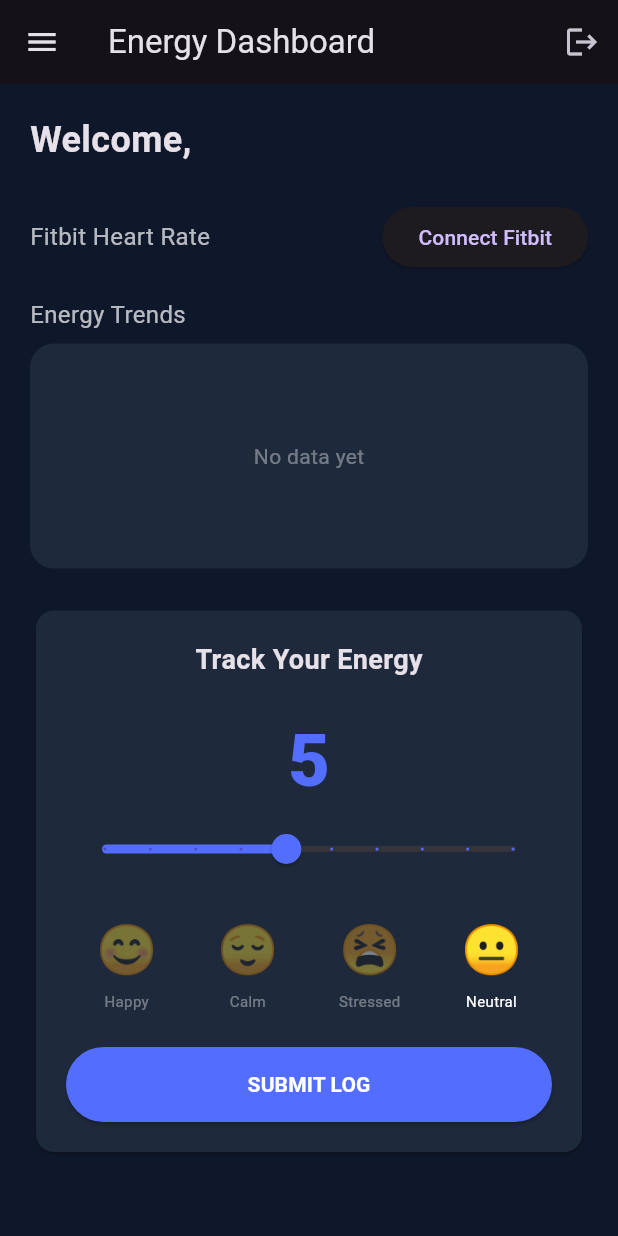
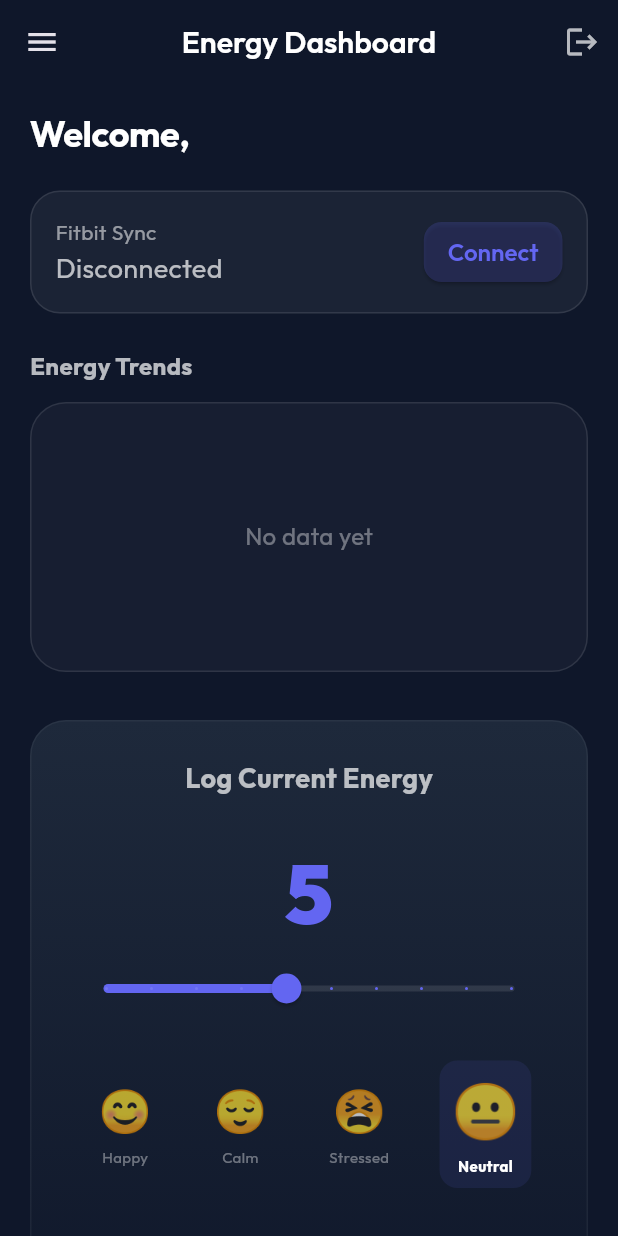
Before and after one commit to Gautham460/app, a Flutter app: the DashboardScreen screen opened directly, on a phone screen of 412 x 824 dp. Run offline on Flutter 3.47's test engine with Material 3 defaults, Android fonts, the phone set to English and light mode, and no system bars; our stand-ins replace fl_chart, google_fonts, shared_preferences, socket_io_client; accounts and stored records are empty; network calls fail.

Commit message:
Complete Premium UI Overhaul: Glassmorphism, Gradients, and Unified Theme

```diff
--- a/flutter_application_1/lib/screens/dashboard_screen.dart
+++ b/flutter_application_1/lib/screens/dashboard_screen.dart
@@ -13,6 +13,7 @@ import 'social_report_screen.dart';
 import 'admin_dashboard_screen.dart';
 import '../providers/fitbit_provider.dart';
 import 'package:url_launcher/url_launcher.dart';
+import '../theme/app_theme.dart';
 
 class DashboardScreen extends StatefulWidget {
   const DashboardScreen({super.key});
@@ -64,45 +65,56 @@ class _DashboardScreenState extends State<DashboardScreen> {
     final auth = Provider.of<AuthProvider>(context, listen: false);
 
     return Scaffold(
+      backgroundColor: AppTheme.background,
       appBar: AppBar(
-        title: Text(_titles[_selectedIndex]),
+        title: Text(_titles[_selectedIndex], style: AppTheme.darkTheme.textTheme.titleLarge),
+        backgroundColor: AppTheme.background.withOpacity(0.8),
+        elevation: 0,
+        centerTitle: true,
         actions: [
           if (_selectedIndex == 0) // Only show logout on dashboard
             IconButton(
-              icon: const Icon(Icons.logout),
+              icon: const Icon(Icons.logout, color: Colors.white70),
               onPressed: () => auth.logout(),
             )
         ],
       ),
       drawer: Drawer(
-        backgroundColor: const Color(0xFF1E293B),
+        backgroundColor: AppTheme.surface,
         child: ListView(
           padding: EdgeInsets.zero,
           children: [
             DrawerHeader(
               decoration: const BoxDecoration(
-                color: Colors.indigoAccent,
+                gradient: AppTheme.primaryGradient,
               ),
               child: Column(
                 crossAxisAlignment: CrossAxisAlignment.start,
                 mainAxisAlignment: MainAxisAlignment.end,
                 children: [
-                  const Icon(Icons.energy_savings_leaf, color: Colors.white, size: 48),
+                  Container(
+                    padding: const EdgeInsets.all(8),
+                    decoration: BoxDecoration(
+                      color: Colors.white.withOpacity(0.2),
+                      shape: BoxShape.circle,
+                    ),
+                    child: const Icon(Icons.bolt, color: Colors.white, size: 32),
+                  ),
                   const SizedBox(height: 12),
-                  Text('Emotional Energy OS', style: const TextStyle(color: Colors.white, fontSize: 18, fontWeight: FontWeight.bold)),
+                  const Text('Emotional Energy OS', style: TextStyle(color: Colors.white, fontSize: 18, fontWeight: FontWeight.bold)),
                   Text(auth.user?.name ?? 'User', style: const TextStyle(color: Colors.white70, fontSize: 14)),
                 ],
               ),
             ),
-            _buildDrawerItem(Icons.dashboard, 0),
-            _buildDrawerItem(Icons.chat_bubble, 1),
-            _buildDrawerItem(Icons.check_circle_outline, 2),
-            _buildDrawerItem(Icons.bubble_chart, 3),
-            _buildDrawerItem(Icons.show_chart, 4),
-            _buildDrawerItem(Icons.self_improvement, 5),
-            _buildDrawerItem(Icons.people_outline, 6),
-            _buildDrawerItem(Icons.share, 7),
-            _buildDrawerItem(Icons.admin_panel_settings, 8),
+            _buildDrawerItem(Icons.dashboard_rounded, 0),
+            _buildDrawerItem(Icons.chat_bubble_rounded, 1),
+            _buildDrawerItem(Icons.check_circle_rounded, 2),
+            _buildDrawerItem(Icons.bubble_chart_rounded, 3),
+            _buildDrawerItem(Icons.show_chart_rounded, 4),
+            _buildDrawerItem(Icons.self_improvement_rounded, 5),
+            _buildDrawerItem(Icons.people_alt_rounded, 6),
+            _buildDrawerItem(Icons.share_rounded, 7),
+            _buildDrawerItem(Icons.admin_panel_settings_rounded, 8),
           ],
         ),
       ),
@@ -111,9 +123,18 @@ class _DashboardScreenState extends State<DashboardScreen> {
   }
 
   Widget _buildDrawerItem(IconData icon, int index) {
+    bool isSelected = _selectedIndex == index;
     return ListTile(
-      leading: Icon(icon, color: _selectedIndex == index ? Colors.indigoAccent : Colors.white70),
-      title: Text(_titles[index], style: TextStyle(color: _selectedIndex == index ? Colors.white : Colors.white70)),
+      leading: Icon(icon, color: isSelected ? AppTheme.primary : Colors.white60),
+      title: Text(
+        _titles[index],
+        style: TextStyle(
+          color: isSelected ? Colors.white : Colors.white60,
+          fontWeight: isSelected ? FontWeight.bold : FontWeight.normal,
+        ),
+      ),
+      selected: isSelected,
+      selectedTileColor: AppTheme.primary.withOpacity(0.1),
       onTap: () {
         setState(() => _selectedIndex = index);
         Navigator.pop(context); // Close drawer
@@ -186,17 +207,28 @@ class _MainDashboardState extends State<_MainDashboard> {
         children: [
           Text(
             'Welcome, ${auth.user?.name ?? "User"}',
-              style: const TextStyle(fontSize: 24, fontWeight: FontWeight.bold),
+            style: Theme.of(context).textTheme.displayLarge?.copyWith(fontSize: 24),
           ),
           const SizedBox(height: 24),
 
           // Fitbit Live Sync
-            Row(
+          Container(
+            padding: const EdgeInsets.all(16),
+            decoration: AppTheme.glassDecoration(opacity: 0.05, radius: 20),
+            child: Row(
               mainAxisAlignment: MainAxisAlignment.spaceBetween,
               children: [
-                const Text('Fitbit Heart Rate', style: TextStyle(fontSize: 16, color: Colors.white70)),
+                Column(
+                  crossAxisAlignment: CrossAxisAlignment.start,
+                  children: [
+                    const Text('Fitbit Sync', style: TextStyle(fontSize: 14, color: Colors.white54)),
                     if (fitbit.currentBpm > 0)
-                  Text('${fitbit.currentBpm} BPM', style: const TextStyle(fontSize: 18, fontWeight: FontWeight.bold, color: Colors.redAccent)),
+                      Text('${fitbit.currentBpm} BPM',
+                          style: const TextStyle(fontSize: 20, fontWeight: FontWeight.bold, color: Colors.redAccent))
+                    else
+                      const Text('Disconnected', style: TextStyle(fontSize: 18, color: Colors.white70)),
+                  ],
+                ),
                 if (fitbit.currentBpm == 0)
                   ElevatedButton(
                     onPressed: () async {
@@ -211,74 +243,102 @@ class _MainDashboardState extends State<_MainDashboard> {
                         }
                       }
                     },
-                    child: const Text('Connect Fitbit'),
+                    style: ElevatedButton.styleFrom(
+                      padding: const EdgeInsets.symmetric(horizontal: 16, vertical: 8),
+                      backgroundColor: AppTheme.primary.withOpacity(0.2),
+                    ),
+                    child: const Text('Connect', style: TextStyle(color: AppTheme.primary)),
                   )
+                else
+                  const Icon(Icons.favorite, color: Colors.redAccent, size: 28),
               ],
             ),
-            const SizedBox(height: 16),
-
-            // Energy Chart
-            const Text('Energy Trends', style: TextStyle(fontSize: 16, color: Colors.white70)),
-            const SizedBox(height: 8),
-            Container(
-              height: 150,
-              padding: const EdgeInsets.all(12),
-              decoration: BoxDecoration(
-                color: const Color(0xFF1E293B),
-                borderRadius: BorderRadius.circular(16),
-              ),
-              child: EnergyChart(logs: _logs),
           ),
           const SizedBox(height: 24),
 
+          // Energy Chart
+          const Text('Energy Trends', style: TextStyle(fontSize: 16, fontWeight: FontWeight.bold)),
+          const SizedBox(height: 12),
+          Container(
+            height: 180,
+            padding: const EdgeInsets.all(16),
+            decoration: AppTheme.glassDecoration(opacity: 0.03, radius: 24),
+            child: EnergyChart(logs: _logs),
+          ),
+          const SizedBox(height: 32),
+
           // Energy Slider Card
-            Card(
-              color: const Color(0xFF1E293B),
-              child: Padding(
-                padding: const EdgeInsets.all(20),
+          Container(
+            padding: const EdgeInsets.all(24),
+            decoration: BoxDecoration(
+              gradient: AppTheme.darkGradient,
+              borderRadius: BorderRadius.circular(24),
+              border: Border.all(color: Colors.white.withOpacity(0.05)),
+            ),
             child: Column(
               children: [
-                    const Text('Track Your Energy', style: TextStyle(fontSize: 18, fontWeight: FontWeight.w600)),
-                    const SizedBox(height: 20),
-                    Text('${_currentLevel.round()}', style: const TextStyle(fontSize: 48, fontWeight: FontWeight.w900, color: Colors.indigoAccent)),
+                const Text('Log Current Energy', style: TextStyle(fontSize: 18, fontWeight: FontWeight.bold)),
+                const SizedBox(height: 24),
+                Text('${_currentLevel.round()}',
+                    style: const TextStyle(fontSize: 56, fontWeight: FontWeight.w900, color: AppTheme.primary)),
                 Slider(
                   value: _currentLevel,
                   min: 1,
                   max: 10,
                   divisions: 9,
-                      activeColor: Colors.indigoAccent,
+                  activeColor: AppTheme.primary,
+                  inactiveColor: Colors.white10,
                   onChanged: (val) => setState(() => _currentLevel = val),
                 ),
-                    const SizedBox(height: 20),
+                const SizedBox(height: 24),
                 Row(
                   mainAxisAlignment: MainAxisAlignment.spaceAround,
                   children: _emojis.entries.map((e) {
+                    bool isSelected = _selectedEmoji == e.key;
                     return GestureDetector(
                       onTap: () => setState(() => _selectedEmoji = e.key),
+                      child: AnimatedContainer(
+                        duration: const Duration(milliseconds: 200),
+                        padding: const EdgeInsets.all(8),
+                        decoration: BoxDecoration(
+                          color: isSelected ? AppTheme.primary.withOpacity(0.1) : Colors.transparent,
+                          borderRadius: BorderRadius.circular(12),
+                        ),
                         child: Column(
                           children: [
-                              Opacity(
-                                opacity: _selectedEmoji == e.key ? 1.0 : 0.4,
-                                child: Text(e.value, style: const TextStyle(fontSize: 32)),
+                            Text(e.value, style: TextStyle(fontSize: isSelected ? 36 : 28)),
+                            const SizedBox(height: 4),
+                            Text(e.key,
+                                style: TextStyle(
+                                    fontSize: 10,
+                                    color: isSelected ? Colors.white : Colors.white38,
+                                    fontWeight: isSelected ? FontWeight.bold : FontWeight.normal)),
+                          ],
                         ),
-                              const SizedBox(height: 4),
-                              Text(e.key, style: TextStyle(fontSize: 10, color: _selectedEmoji == e.key ? Colors.white : Colors.white38)),
-                            ],
                       ),
                     );
                   }).toList(),
                 ),
-                    const SizedBox(height: 24),
-                    ElevatedButton(
+                const SizedBox(height: 32),
+                Container(
+                  width: double.infinity,
+                  decoration: BoxDecoration(
+                    gradient: AppTheme.primaryGradient,
+                    borderRadius: BorderRadius.circular(16),
+                  ),
+                  child: ElevatedButton(
                     onPressed: _isLogging ? null : _handleLog,
                     style: ElevatedButton.styleFrom(
-                        minimumSize: const Size(double.infinity, 50),
-                        backgroundColor: Colors.indigoAccent,
+                      backgroundColor: Colors.transparent,
+                      shadowColor: Colors.transparent,
+                      padding: const EdgeInsets.symmetric(vertical: 18),
                     ),
-                      child: _isLogging ? const CircularProgressIndicator() : const Text('SUBMIT LOG', style: TextStyle(color: Colors.white, fontWeight: FontWeight.bold)),
+                    child: _isLogging
+                        ? const SizedBox(height: 20, width: 20, child: CircularProgressIndicator(color: Colors.white, strokeWidth: 2))
+                        : const Text('SAVE ENERGY LOG', style: TextStyle(color: Colors.white, fontWeight: FontWeight.bold, letterSpacing: 1.2)),
+                  ),
                 )
               ],
-                ),
             ),
           ),
           ],
--- /dev/null
+++ b/flutter_application_1/lib/theme/app_theme.dart
@@ -0,0 +1,97 @@
+import 'package:flutter/material.dart';
+import 'package:google_fonts/google_fonts.dart';
+
+class AppTheme {
+  // Brand Colors
+  static const Color background = Color(0xFF0F172A);
+  static const Color surface = Color(0xFF1E293B);
+  static const Color primary = Color(0xFF6366F1); // Indigo
+  static const Color secondary = Color(0xFF8B5CF6); // Violet
+  static const Color accent = Color(0xFFEC4899); // Pink
+  static const Color textBody = Colors.white70;
+  static const Color textHeader = Colors.white;
+
+  // Gradients
+  static const LinearGradient primaryGradient = LinearGradient(
+    begin: Alignment.topLeft,
+    end: Alignment.bottomRight,
+    colors: [primary, secondary],
+  );
+
+  static const LinearGradient darkGradient = LinearGradient(
+    begin: Alignment.topCenter,
+    end: Alignment.bottomCenter,
+    colors: [Color(0xFF1E293B), Color(0xFF0F172A)],
+  );
+
+  // Glassmorphism Utility
+  static BoxDecoration glassDecoration({double opacity = 0.05, double radius = 16}) {
+    return BoxDecoration(
+      color: Colors.white.withOpacity(opacity),
+      borderRadius: BorderRadius.circular(radius),
+      border: Border.all(color: Colors.white.withOpacity(0.1)),
+    );
+  }
+
+  // Main Theme definition
+  static ThemeData get darkTheme {
+    return ThemeData(
+      brightness: Brightness.dark,
+      scaffoldBackgroundColor: background,
+      primaryColor: primary,
+      colorScheme: ColorScheme.fromSeed(
+        seedColor: primary,
+        brightness: Brightness.dark,
+        surface: surface,
+      ),
+      textTheme: GoogleFonts.outfitTextTheme(ThemeData.dark().textTheme).copyWith(
+        displayLarge: GoogleFonts.outfit(
+          fontSize: 32,
+          fontWeight: FontWeight.bold,
+          color: textHeader,
+        ),
+        titleLarge: GoogleFonts.outfit(
+          fontSize: 20,
+          fontWeight: FontWeight.w600,
+          color: textHeader,
+        ),
+        bodyMedium: GoogleFonts.outfit(
+          fontSize: 16,
+          color: textBody,
+        ),
+      ),
+      cardTheme: CardTheme(
+        color: surface,
+        elevation: 0,
+        shape: RoundedRectangleBorder(borderRadius: BorderRadius.circular(20)),
+      ),
+      elevatedButtonTheme: ElevatedButtonThemeData(
+        style: ElevatedButton.styleFrom(
+          backgroundColor: primary,
+          foregroundColor: Colors.white,
+          padding: const EdgeInsets.symmetric(horizontal: 24, vertical: 14),
+          shape: RoundedRectangleBorder(borderRadius: BorderRadius.circular(12)),
+          textStyle: GoogleFonts.outfit(fontWeight: FontWeight.w600, fontSize: 16),
+        ),
+      ),
+      inputDecorationTheme: InputDecorationTheme(
+        filled: true,
+        fillColor: Colors.white.withOpacity(0.05),
+        border: OutlineInputBorder(
+          borderRadius: BorderRadius.circular(12),
+          borderSide: BorderSide(color: Colors.white.withOpacity(0.1)),
+        ),
+        enabledBorder: OutlineInputBorder(
+          borderRadius: BorderRadius.circular(12),
+          borderSide: BorderSide(color: Colors.white.withOpacity(0.1)),
+        ),
+        focusedBorder: OutlineInputBorder(
+          borderRadius: BorderRadius.circular(12),
+          borderSide: const BorderSide(color: primary),
+        ),
+        labelStyle: const TextStyle(color: Colors.white70),
+      ),
+      useMaterial3: true,
+    );
+  }
+}
```
Also changed, not shown: flutter_application_1/lib/main.dart (+2 -6 lines), flutter_application_1/lib/screens/coach_screen.dart (+55 -15 lines), flutter_application_1/lib/screens/community_screen.dart (+15 -20 lines), flutter_application_1/lib/screens/login_screen.dart (+48 -52 lines), flutter_application_1/lib/screens/mindfulness_screen.dart (+19 -10 lines), flutter_application_1/lib/screens/mood_sphere_screen.dart (+11 -12 lines). Lines whose indentation alone changed are shown as unchanged.
